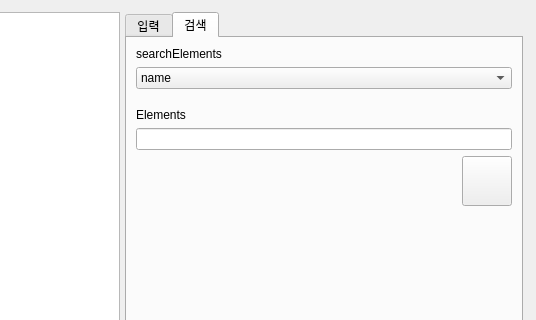
Before: the Qt Designer form CustomerProduct2Project/clientmanager.ui in SaintMonguss/Qt, drawn with Qt 5; both pictures show x 149 to 685 and y 0 to 320 of the 685 by 430 pixel window.
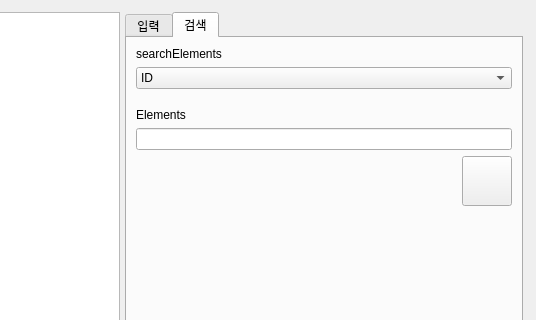
After: the same form once the commit is applied. Icons and pictures are not drawn.

The edit to the form file:
```diff
--- a/CustomerProduct2Project/clientmanager.ui
+++ b/CustomerProduct2Project/clientmanager.ui
@@ -227,11 +227,6 @@
          </item>
          <item>
           <widget class="QComboBox" name="clientComboBox">
-           <item>
-            <property name="text">
-             <string>name</string>
-            </property>
-           </item>
            <item>
             <property name="text">
              <string>ID</string>
```
Left out of the diff: 7 changed lines with no effect on the pictures.
